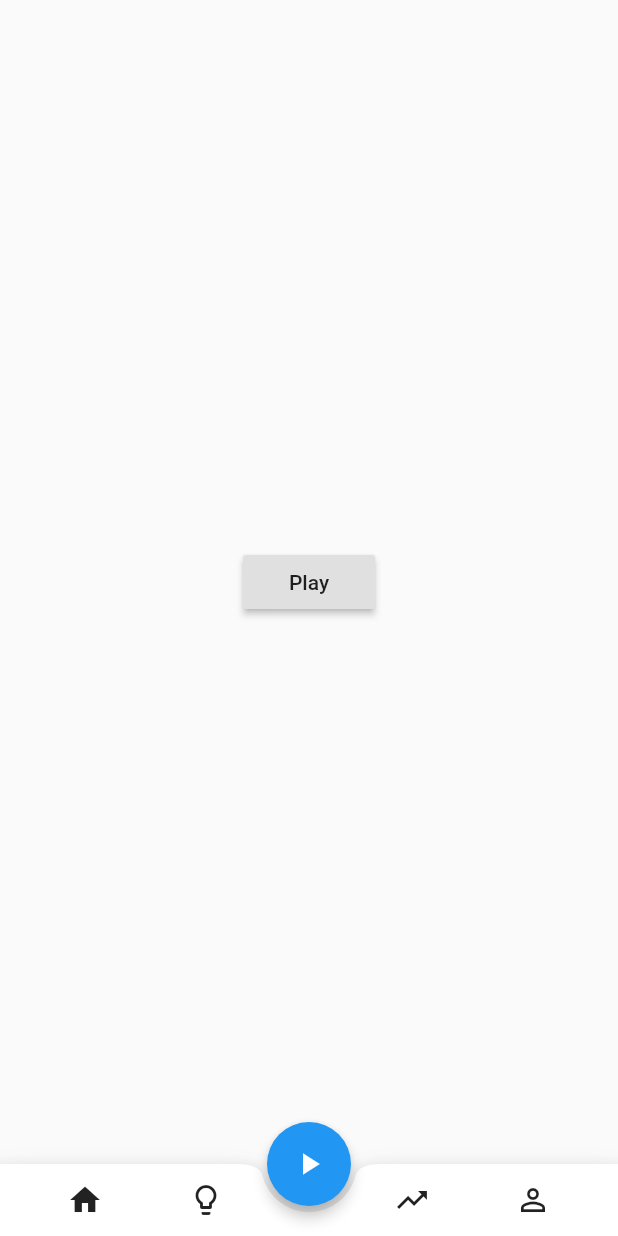
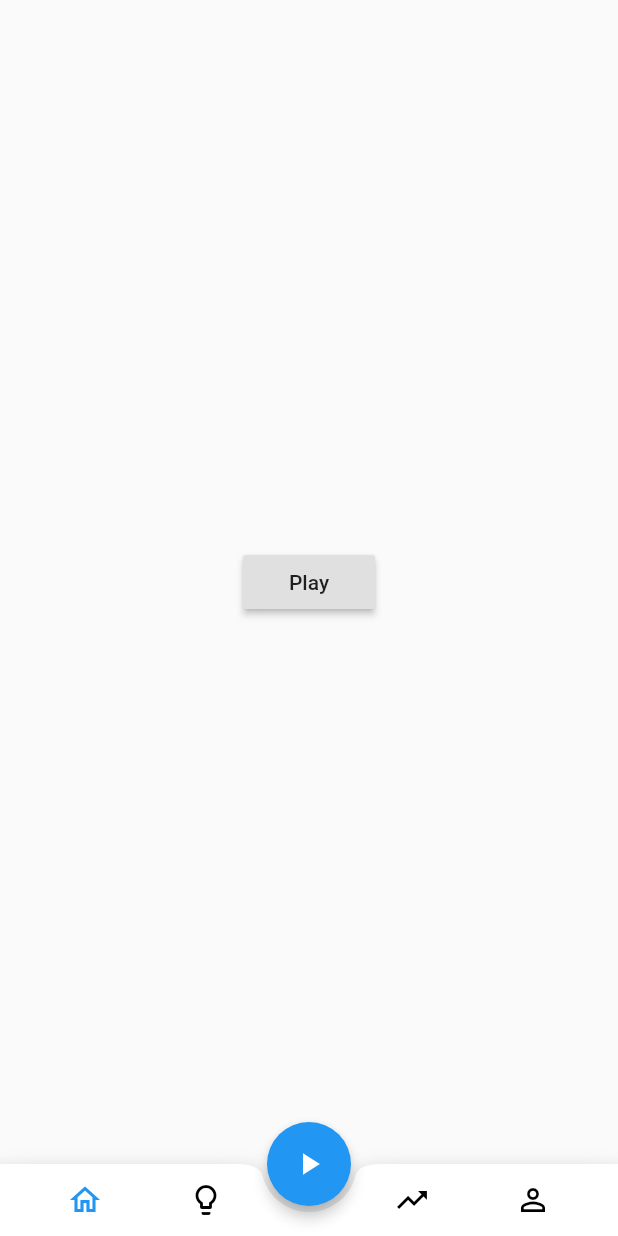
Before and after one commit to defuncart/elola, a Flutter app: the screen it shows after launch, on a phone screen of 412 x 824 dp. Run offline on Flutter 3.47's test engine with Material 2 defaults, Android fonts, the phone set to English and light mode, and no system bars; our stand-ins replace auto_size_text, flutter_mobx, flutter_tts, hive, mobx, outline_material_icons; missing offline and left inert: emojis, flutter_emoji, grouped_buttons; accounts and stored records are empty; generated files the repository leaves out were written again; statements that could not run were skipped.

Commit message:
Add _BottomNavButton.

```diff
--- a/lib/widgets/home_screen/home_screen.dart
+++ b/lib/widgets/home_screen/home_screen.dart
@@ -1,8 +1,11 @@
 import 'package:flutter/material.dart';
+import 'package:outline_material_icons/outline_material_icons.dart';
+import 'package:provider/provider.dart';
 
 import 'package:elola/widgets/home_screen/coming_soon_tab/coming_soon_tab.dart';
 import 'package:elola/widgets/home_screen/learn_tab/learn_tab.dart';
 import 'package:elola/widgets/home_screen/settings_tab/settings_tab.dart';
+import 'package:elola/widgets/home_screen/settings_tab/settings_store.dart';
 
 class HomeScreen extends StatefulWidget {
   const HomeScreen({Key key}) : super(key: key);
@@ -12,18 +15,18 @@ class HomeScreen extends StatefulWidget {
 }
 
 class _HomeScreenState extends State<HomeScreen> {
-  static const _navItems = const [
-    const LearnTab(),
-    const CommingSoonTab(),
-    const CommingSoonTab(),
-    const SettingsTab(),
+  static final _navItems = [
+    () => LearnTab(),
+    () => CommingSoonTab(),
+    () => CommingSoonTab(),
+    () => SettingsTab(),
   ];
   int _index = 0;
 
   @override
   Widget build(BuildContext context) {
     return Scaffold(
-      body: _navItems[_index],
+      body: _navItems[_index](),
       floatingActionButtonLocation: FloatingActionButtonLocation.centerDocked,
       floatingActionButton: FloatingActionButton(
         elevation: 4.0,
@@ -36,22 +39,26 @@ class _HomeScreenState extends State<HomeScreen> {
           mainAxisSize: MainAxisSize.max,
           mainAxisAlignment: MainAxisAlignment.spaceEvenly,
           children: <Widget>[
-            IconButton(
-              icon: Icon(Icons.home),
+            _BottomNavButton(
+              iconData: OMIcons.home,
               onPressed: () => setState(() => _index = 0),
+              isSelected: _index == 0,
             ),
-            IconButton(
-              icon: Icon(Icons.lightbulb_outline),
+            _BottomNavButton(
+              iconData: Icons.lightbulb_outline,
               onPressed: () => setState(() => _index = 1),
+              isSelected: _index == 1,
             ),
             Icon(null),
-            IconButton(
-              icon: Icon(Icons.trending_up),
+            _BottomNavButton(
+              iconData: Icons.trending_up,
               onPressed: () => setState(() => _index = 2),
+              isSelected: _index == 2,
             ),
-            IconButton(
-              icon: Icon(Icons.person_outline),
+            _BottomNavButton(
+              iconData: Icons.person_outline,
               onPressed: () => setState(() => _index = 3),
+              isSelected: _index == 3,
             ),
           ],
         ),
@@ -59,3 +66,28 @@ class _HomeScreenState extends State<HomeScreen> {
     );
   }
 }
+
+class _BottomNavButton extends StatelessWidget {
+  final IconData iconData;
+  final void Function() onPressed;
+  final bool isSelected;
+
+  const _BottomNavButton({
+    @required this.iconData,
+    @required this.onPressed,
+    @required this.isSelected,
+    Key key,
+  }) : super(key: key);
+
+  @override
+  Widget build(BuildContext context) {
+    return IconButton(
+      icon: Icon(iconData),
+      onPressed: onPressed,
+      color: isSelected
+          ? Theme.of(context).accentColor
+          // TODO define colors
+          : (Provider.of<SettingsStore>(context).isDarkMode ? Colors.white : Colors.black),
+    );
+  }
+}
--- a/pubspec.yaml
+++ b/pubspec.yaml
@@ -22,6 +22,7 @@ dependencies:
   emoji_generator:
     path: packages/emoji_generator/
   grouped_buttons: ^1.0.4
+  outline_material_icons: ^0.1.1
 
 dev_dependencies:
   flutter_test:
```
Also changed, not shown: pubspec.lock.
